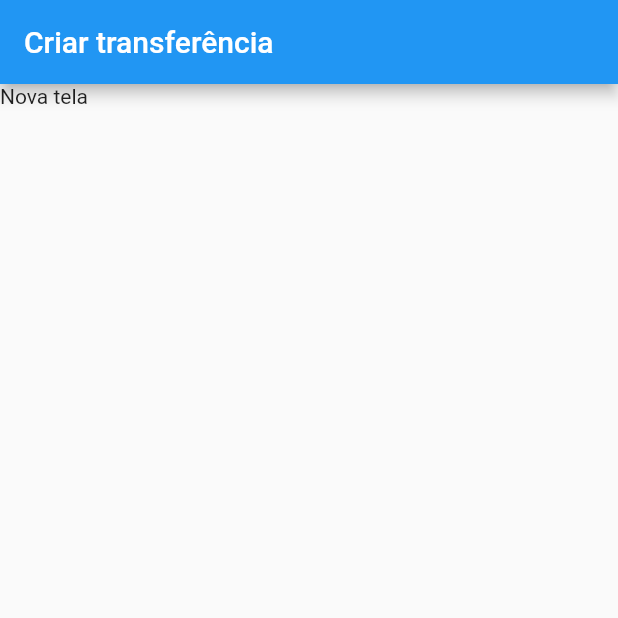
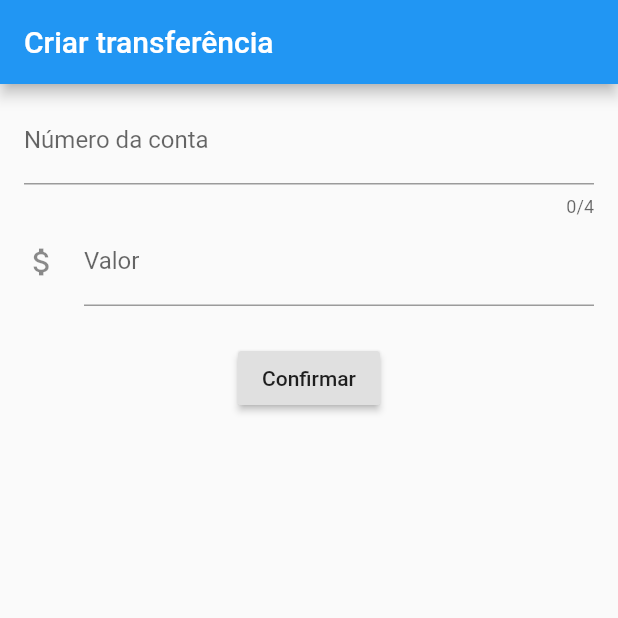
Before and after one commit to ChefMontoni/alura-bytebank, a Flutter app: the screen it shows after launch, on a phone screen of 412 x 824 dp, the top half of it. Run offline on Flutter 3.47's test engine with Material 2 defaults, Android fonts, the phone set to English and light mode, and no system bars.

Commit message:
Criação do layout do formulário

```diff
--- a/lib/main.dart
+++ b/lib/main.dart
@@ -65,7 +65,36 @@ class TransferForm extends StatelessWidget {
       appBar: AppBar(
         title: Text('Criar transferência'),
       ),
-      body: Text('Nova tela'),
+      body: Column(
+        children: <Widget>[
+          Padding(
+            padding: const EdgeInsets.fromLTRB(16.0, 8.0, 16.0, 0.0),
+            child: TextField(
+              maxLength: 4,
+              decoration: InputDecoration(
+                labelText: 'Número da conta',
+                hintText: '0000',
+              ),
+              keyboardType: TextInputType.number,
+            ),
+          ),
+          Padding(
+            padding: const EdgeInsets.fromLTRB(16.0, 0.0, 16.0, 24.0),
+            child: TextField(
+              decoration: InputDecoration(
+                icon: Icon(Icons.attach_money),
+                labelText: 'Valor',
+                hintText: '100.00',
+              ),
+              keyboardType: TextInputType.number,
+            ),
+          ),
+          RaisedButton(
+            onPressed: () {},
+            child: Text('Confirmar'),
+          ),
+        ],
+      ),
     );
   }
 }
```
